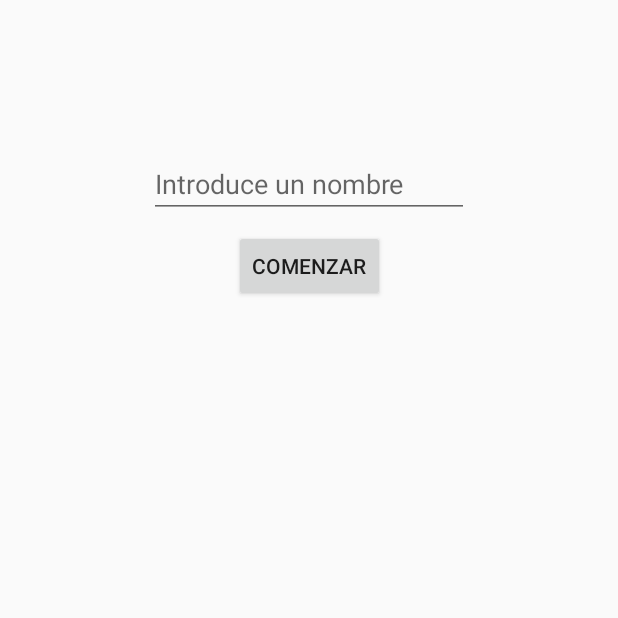
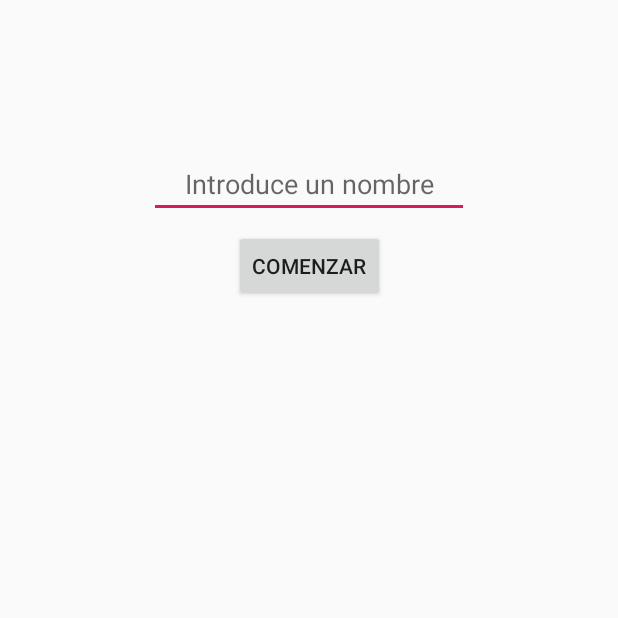
Before and after one commit to Blijf/FunDrinkSex_A, an Android app: the AddPlayersFragment screen opened through its navigation route, on a phone screen of 412 x 824 dp, the top half of it. Run offline under Robolectric (Android 15) with nearby library versions, the phone set to English and light mode, and no system bars.

Commit message:
Add_players & inicio videos implementado

```diff
--- a/app/src/main/AndroidManifest.xml
+++ b/app/src/main/AndroidManifest.xml
@@ -2,6 +2,7 @@
 <manifest xmlns:android="http://schemas.android.com/apk/res/android"
     xmlns:tools="http://schemas.android.com/tools"
     package="com.AtlantisGames.fundrinksex">
+
 
     <application
         android:allowBackup="true"
--- a/app/src/main/java/com/AtlantisGames/fundrinksex/Fragments/AddPlayersFragment.java
+++ b/app/src/main/java/com/AtlantisGames/fundrinksex/Fragments/AddPlayersFragment.java
@@ -5,11 +5,23 @@ import android.os.Bundle;
 import android.support.annotation.NonNull;
 import android.support.annotation.Nullable;
 import android.support.v4.app.Fragment;
+import android.view.KeyEvent;
 import android.view.LayoutInflater;
 import android.view.View;
 import android.view.ViewGroup;
+import android.view.inputmethod.EditorInfo;
+import android.widget.Button;
+import android.widget.EditText;
+import android.widget.TextView;
+import android.widget.Toast;
 
+import com.AtlantisGames.fundrinksex.Objects.Jugadores;
+import com.AtlantisGames.fundrinksex.Objects.Player;
 import com.AtlantisGames.fundrinksex.R;
+
+import androidx.navigation.NavController;
+
+import static androidx.navigation.Navigation.findNavController;
 
 
 /**
@@ -19,7 +31,15 @@ public class AddPlayersFragment extends Fragment
 {
 
 
-
+    private Button buttonComenzar;
+    private TextView textViewColumna1;
+    private TextView textViewColumna2;
+    private TextView textViewColumna3;
+    private EditText editTextNames;
+    private boolean comenzar;
+    private final static int size=15;//núm. jugadores
+    private final static int minplayers=2;//núm. jugadores
+    private Jugadores jugadores;
     public AddPlayersFragment()
     {
         // Required empty public constructor
@@ -30,13 +50,122 @@ public class AddPlayersFragment extends Fragment
     public View onCreateView(LayoutInflater inflater, ViewGroup container,
                              Bundle savedInstanceState)
     {
-        // Inflate the layout for this fragment
-        return inflater.inflate(R.layout.fragment_add_players, container, false);
+        View view= inflater.inflate(R.layout.fragment_add_players, container, false);
+
+        buttonComenzar= view.findViewById(R.id.buttonComenzar);
+        textViewColumna1= view.findViewById(R.id.textView1Columna);
+        textViewColumna2= view.findViewById(R.id.textView2Columna);
+        textViewColumna3= view.findViewById(R.id.textView3Columna);
+        editTextNames =view.findViewById(R.id.editTextNames);
+
+        textViewColumna1.setText("");
+        textViewColumna2.setText("");
+        textViewColumna3.setText("");
+
+        jugadores= new Jugadores(15);
+
+
+        //------------------------------------------------------------------
+        //AÑADIR PLAYERS
+        //------------------------------------------------------------------
+        editTextNames.requestFocus();
+//        InputMethodManager imm = (InputMethodManager) getActivity().getSystemService(Context.INPUT_METHOD_SERVICE);
+//        imm.showSoftInput(editTextNames, InputMethodManager.SHOW_IMPLICIT);
+
+        editTextNames.setOnEditorActionListener(new TextView.OnEditorActionListener()
+        {
+            @Override
+            public boolean onEditorAction(TextView v, int actionId, KeyEvent event)
+            {
+                boolean handled = false;
+
+                if (actionId == EditorInfo.IME_ACTION_DONE)
+                {
+                    gestJugadores(v.getText().toString());
+                    handled = true;
+
+                }
+                return handled;
+
+            }
+        });
+
+
+        return view;
     }
 
+
     @Override
-    public void onViewCreated(@NonNull View view, @Nullable Bundle savedInstanceState) {
+    public void onViewCreated(@NonNull View view, @Nullable Bundle savedInstanceState)
+    {
         super.onViewCreated(view, savedInstanceState);
 
+        final NavController navController= findNavController(view);
+        //Vamos al Fragment de Ruleta
+        //------------------------------------------------------------------
+        //BOTÓN COMENZAR
+        //------------------------------------------------------------------
+//        buttonComenzar.setOnClickListener(Navigation.createNavigateOnClickListener(R.id.ruletaFragment));
+        buttonComenzar.setOnClickListener(new View.OnClickListener() {
+            @Override
+            public void onClick(View v)
+            {
+                if(jugadores.minPlayersToPLay(minplayers))
+                    navController.navigate(R.id.ruletaFragment);
+                else
+                    Toast.makeText(getContext(), "El mín. de jugadores es: "+minplayers,Toast.LENGTH_LONG).show();
+
+            }
+        });
     }
+
+
+    /*************************************************************************************
+     *                                   METHODS
+     */
+    public void gestJugadores(String name)
+    {
+        Player player = new Player(name); //jugador
+
+        //
+        //comprobamos is el texto introducido esta vacio
+        if(name.equals(""))
+        {
+            Toast.makeText(getContext(), "Nombre vacio",Toast.LENGTH_SHORT).show();
+        }
+        //Comprobamos si el nombre es repertido(existe en la lista de jugadores)
+        if(!jugadores.nameExists(player)&&!name.equals(""))
+        {
+            jugadores.addListPlayer(player);
+
+            int currentSize=jugadores.getJugaddores().size();
+            //Mostramos los jugadores que se han agregado al juego.
+            //5 para cada cuadro
+            if(currentSize<=5)
+            {
+                textViewColumna1.setText(textViewColumna1.getText()+String.valueOf(player.getId())+". "+name+"\n");
+
+            }
+            else if(currentSize<=10)
+            {
+                textViewColumna2.setText(textViewColumna2.getText()+String.valueOf(player.getId())+". "+name+"\n");
+            }
+            else if(currentSize<=size)
+            {
+                textViewColumna3.setText(textViewColumna3.getText()+String.valueOf(player.getId())+". "+name+"\n");
+            }
+            else
+            {
+                Toast.makeText(getContext(), "Lista completa",Toast.LENGTH_SHORT).show();
+            }
+
+        }
+        else if(jugadores.nameExists(player))
+        {
+            Toast.makeText(getContext(), "Nombre repetido",Toast.LENGTH_SHORT).show();
+        }
+
+        editTextNames.setText("");
+    }
+
 }
--- a/app/src/main/res/layout/fragment_add_players.xml
+++ b/app/src/main/res/layout/fragment_add_players.xml
@@ -17,8 +17,11 @@
         android:layout_marginTop="100dp"
         android:layout_marginEnd="8dp"
         android:ems="10"
+        android:gravity="center"
         android:hint="Introduce un nombre"
+        android:imeOptions="actionDone"
         android:inputType="textPersonName"
+        android:textIsSelectable="false"
         app:layout_constraintEnd_toEndOf="parent"
         app:layout_constraintStart_toStartOf="parent"
         app:layout_constraintTop_toTopOf="parent" />
@@ -36,32 +39,42 @@
         app:layout_constraintTop_toBottomOf="@+id/editTextNames" />
 
     <TableLayout
-        android:layout_width="395dp"
-        android:layout_height="514dp"
+        android:layout_width="283dp"
+        android:layout_height="231dp"
         android:layout_marginStart="8dp"
         android:layout_marginTop="8dp"
         android:layout_marginEnd="8dp"
         android:layout_marginBottom="8dp"
+        android:stretchColumns="1"
         app:layout_constraintBottom_toBottomOf="parent"
         app:layout_constraintEnd_toEndOf="parent"
         app:layout_constraintStart_toStartOf="parent"
-        app:layout_constraintTop_toBottomOf="@+id/buttonComenzar">
+        app:layout_constraintTop_toBottomOf="@+id/buttonComenzar"
+        app:layout_constraintVertical_bias="0.07">
 
-        <TableRow
-            android:layout_width="match_parent"
-            android:layout_height="match_parent" />
+        <TableRow>
 
-        <TableRow
-            android:layout_width="match_parent"
-            android:layout_height="match_parent" />
+            <TextView
+                android:id="@+id/textView1Columna"
+                android:padding="3dip"
+                android:text="1.Jose \n2.pedro\n3.pedro\n4.pedro\n5.pedro" />
 
-        <TableRow
-            android:layout_width="match_parent"
-            android:layout_height="match_parent" />
+            <TextView
+                android:id="@+id/textView2Columna"
+                android:gravity="center"
+                android:padding="3dip"
+                android:text="1.Jose \n2.pedro\n3.pedro\n4.pedro\n5.pedro" />
+            />
 
-        <TableRow
-            android:layout_width="match_parent"
-            android:layout_height="match_parent" />
+            <TextView
+                android:id="@+id/textView3Columna"
+                android:gravity="right"
+                android:padding="3dip"
+                android:text="1.Jose \n2.pedro\n3.pedro\n4.pedro\n5.pedro" />
+            />
+        </TableRow>
+
+
     </TableLayout>
 
 </android.support.constraint.ConstraintLayout>
--- a/app/src/main/res/navigation/navigation_graph.xml
+++ b/app/src/main/res/navigation/navigation_graph.xml
@@ -17,5 +17,14 @@
         android:id="@+id/addPlayersFragment"
         android:name="com.AtlantisGames.fundrinksex.Fragments.AddPlayersFragment"
         android:label="fragment_add_players"
-        tools:layout="@layout/fragment_add_players" />
+        tools:layout="@layout/fragment_add_players" >
+        <action
+            android:id="@+id/action_addPlayersFragment_to_ruletaFragment"
+            app:destination="@id/ruletaFragment" />
+    </fragment>
+    <fragment
+        android:id="@+id/ruletaFragment"
+        android:name="com.AtlantisGames.fundrinksex.Fragments.RuletaFragment"
+        android:label="fragment_ruleta"
+        tools:layout="@layout/fragment_ruleta" />
 </navigation>
```
Also changed, not shown: app/src/main/java/com/AtlantisGames/fundrinksex/Fragments/RuletaFragment.java (added, +71 -0 lines), app/src/main/java/com/AtlantisGames/fundrinksex/Objects/Jugadores.java (+5 -2 lines), app/src/main/java/com/AtlantisGames/fundrinksex/Objects/Player.java (+7 -0 lines), app/src/main/res/layout/fragment_ruleta.xml (added, +19 -0 lines), 2 other files.
